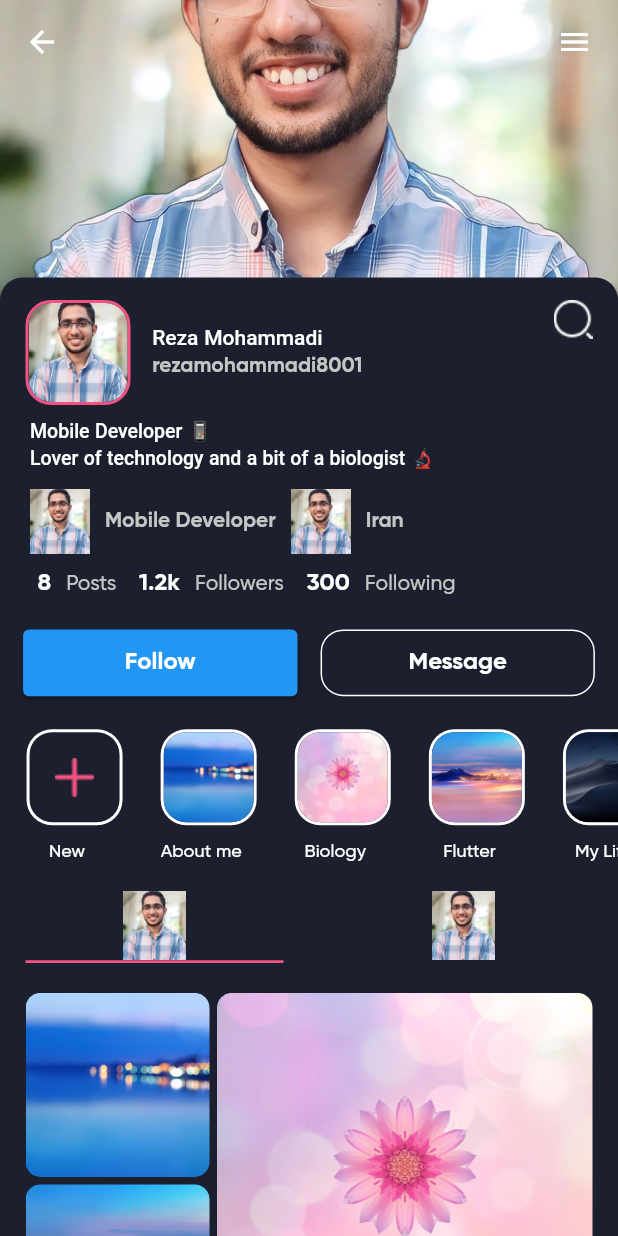
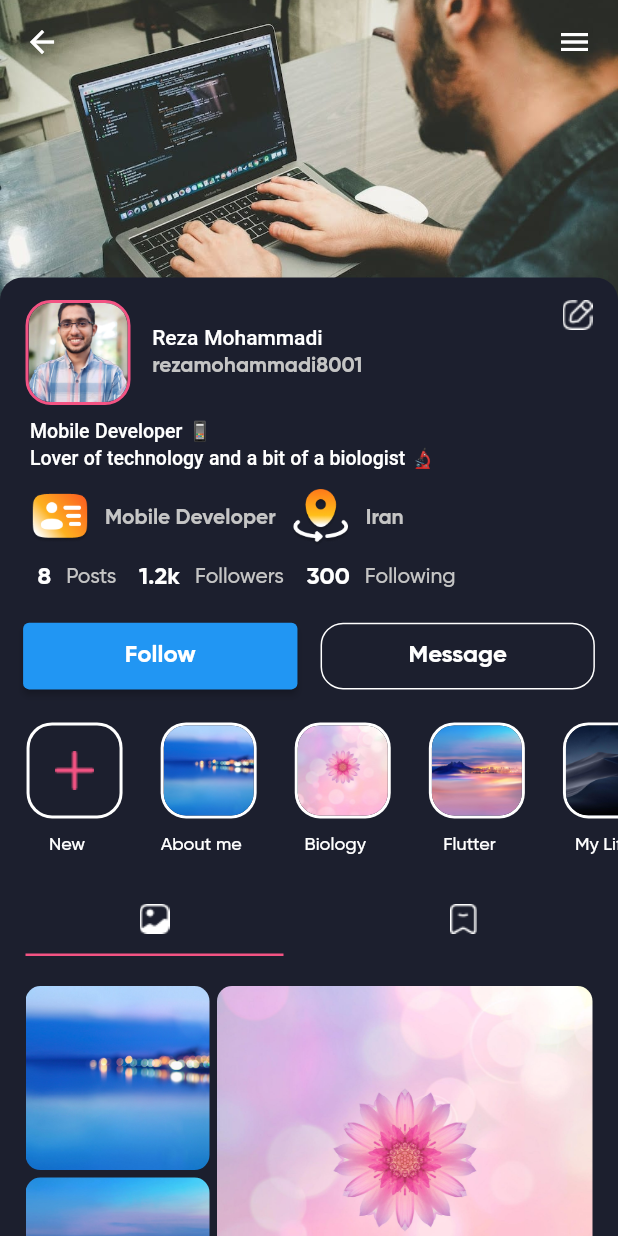
Before and after one commit to RezaMohammadi8001/uniquegram, a Flutter app: the ProfileScreen screen opened directly, on a phone screen of 412 x 824 dp. Run offline on Flutter 3.47's test engine with Material 2 defaults, Android fonts, the phone set to English and light mode, and no system bars; our stand-ins replace dotted_border, email_validator, flutter_screenutil.

Commit message:
changed some icon

```diff
--- a/lib/screens/profile_screen.dart
+++ b/lib/screens/profile_screen.dart
@@ -25,7 +25,7 @@ class ProfileScreen extends StatelessWidget {
                 expandedHeight: 200,
                 flexibleSpace: FlexibleSpaceBar(
                   background: Image.asset(
-                    'assets/images/pro3.jpg',
+                    'assets/images/coding_bg.jpg',
                     fit: BoxFit.cover,
                   ),
                 ),
@@ -100,7 +100,7 @@ class ProfileScreen extends StatelessWidget {
                           ),
                         ),
                         const Spacer(),
-                        Image.asset('assets/images/icon_search.png'),
+                        Image.asset('assets/images/icon_profile_edit.png'),
                         const SizedBox(width: 17),
                       ],
                     ),
@@ -122,7 +122,7 @@ Lover of technology and a bit of a biologist \u{1F52C}''',
                       children: [
                         const SizedBox(width: 20),
                         Image.asset(
-                          'assets/images/pro3.jpg',
+                          'assets/images/icon_job.png',
                           width: 40,
                         ),
                         const SizedBox(width: 10),
@@ -136,7 +136,7 @@ Lover of technology and a bit of a biologist \u{1F52C}''',
                         ),
                         const SizedBox(width: 10),
                         Image.asset(
-                          'assets/images/pro3.jpg',
+                          'assets/images/icon_location.png',
                           width: 40,
                         ),
                         const SizedBox(width: 10),
@@ -277,10 +277,11 @@ Lover of technology and a bit of a biologist \u{1F52C}''',
                     indicatorWeight: 2.h,
                     tabs: [
                       Tab(
-                        icon: Image.asset('assets/images/pro3.jpg'),
+                        icon: Image.asset('assets/images/icon_posts_tab.png'),
                       ),
                       Tab(
-                        icon: Image.asset('assets/images/pro3.jpg'),
+                        icon:
+                            Image.asset('assets/images/icon_bookmark_tab.png'),
                       ),
                     ],
                   ),
```
Also changed, not shown: assets/images/coding_bg.jpg (added), assets/images/icon_bookmark_tab.png (added), assets/images/icon_job.png (added), assets/images/icon_location.png (added), assets/images/icon_posts_tab.png (added), assets/images/icon_profile_edit.png (added).
